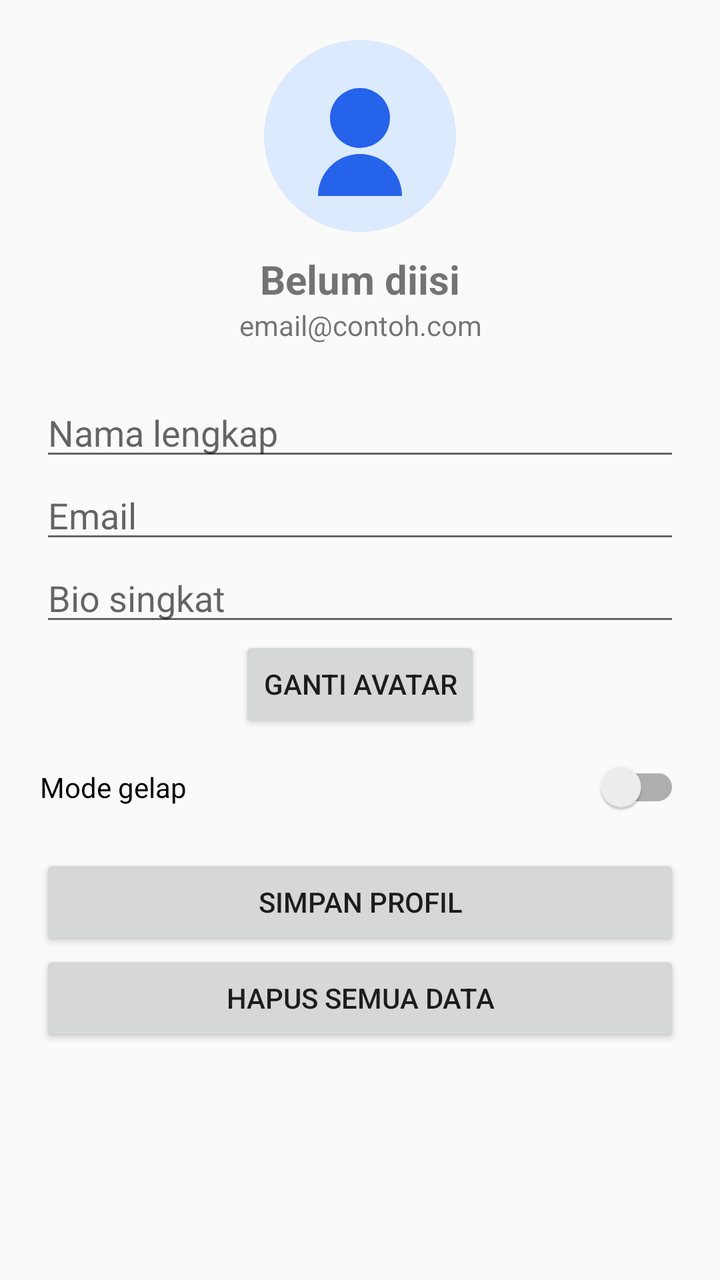
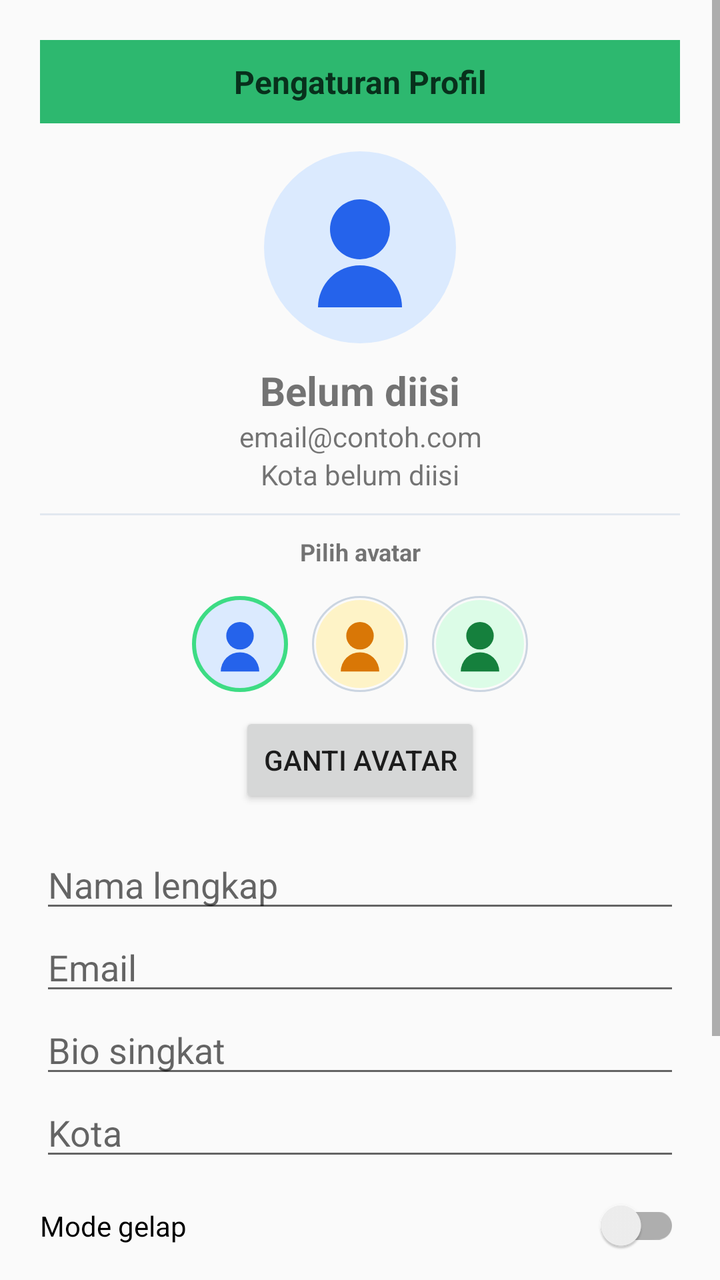

Screens rendered from an Android XML layout before and after an edit, with the pre-edit source and the edit as a unified diff.
<!-- AndroidManifest.xml: activity theme Theme.MyProfileApp -->
<!-- res/layout/activity_main.xml -->
<?xml version="1.0" encoding="utf-8"?>
<ScrollView xmlns:android="http://schemas.android.com/apk/res/android"
    android:id="@+id/layoutUtama"
    android:layout_width="match_parent"
    android:layout_height="match_parent"
    android:fillViewport="true">

    <LinearLayout
        android:layout_width="match_parent"
        android:layout_height="wrap_content"
        android:orientation="vertical"
        android:padding="20dp">

        <ImageView
            android:id="@+id/ivAvatar"
            android:layout_width="96dp"
            android:layout_height="96dp"
            android:layout_gravity="center_horizontal"
            android:contentDescription="@string/desc_avatar"
            android:src="@drawable/avatar_1" />

        <TextView
            android:id="@+id/tvNamaKartu"
            android:layout_width="match_parent"
            android:layout_height="wrap_content"
            android:layout_marginTop="10dp"
            android:gravity="center"
            android:text="@string/nama_default"
            android:textSize="20sp"
            android:textStyle="bold" />

        <TextView
            android:id="@+id/tvEmailKartu"
            android:layout_width="match_parent"
            android:layout_height="wrap_content"
            android:gravity="center"
            android:text="@string/email_default"
            android:textSize="14sp" />

        <EditText
            android:id="@+id/etNama"
            android:layout_width="match_parent"
            android:layout_height="wrap_content"
            android:layout_marginTop="22dp"
            android:hint="@string/label_nama"
            android:inputType="textPersonName" />

        <EditText
            android:id="@+id/etEmail"
            android:layout_width="match_parent"
            android:layout_height="wrap_content"
            android:hint="@string/label_email"
            android:inputType="textEmailAddress" />

        <EditText
            android:id="@+id/etBio"
            android:layout_width="match_parent"
            android:layout_height="wrap_content"
            android:hint="@string/label_bio"
            android:inputType="textMultiLine"
            android:maxLines="3" />

        <Button
            android:id="@+id/btnGantiAvatar"
            android:layout_width="wrap_content"
            android:layout_height="wrap_content"
            android:layout_gravity="center_horizontal"
            android:text="@string/btn_ganti_avatar" />

        <androidx.appcompat.widget.SwitchCompat
            android:id="@+id/swGelap"
            android:layout_width="match_parent"
            android:layout_height="wrap_content"
            android:layout_marginTop="14dp"
            android:text="@string/label_mode_gelap" />

        <Button
            android:id="@+id/btnSimpan"
            android:layout_width="match_parent"
            android:layout_height="wrap_content"
            android:layout_marginTop="20dp"
            android:text="@string/btn_simpan" />

        <Button
            android:id="@+id/btnReset"
            android:layout_width="match_parent"
            android:layout_height="wrap_content"
            android:text="@string/btn_reset" />
    </LinearLayout>
</ScrollView>
<!-- resources referenced by this layout -->
<resources>
  <!-- drawable avatar_1 (drawable) -->
  <?xml version="1.0" encoding="utf-8"?>
  <vector xmlns:android="http://schemas.android.com/apk/res/android"
      android:width="96dp"
      android:height="96dp"
      android:viewportWidth="64"
      android:viewportHeight="64">
  
      <path
          android:fillColor="#dbeafe"
          android:pathData="M32,32 m-32,0 a32,32 0 1,0 64,0 a32,32 0 1,0 -64,0" />
  
      <path
          android:fillColor="#2563eb"
          android:pathData="M22,26 a10,10 0 1,0 20,0 a10,10 0 1,0 -20,0" />
  
      <path
          android:fillColor="#2563eb"
          android:pathData="M18,52 a14,14 0 0,1 28,0 z" />
  </vector>
  <string name="btn_ganti_avatar">Ganti Avatar</string>
  <string name="btn_reset">Hapus Semua Data</string>
  <string name="btn_simpan">Simpan Profil</string>
  <string name="desc_avatar">Foto profil pengguna</string>
  <string name="email_default">email@contoh.com</string>
  <string name="label_bio">Bio singkat</string>
  <string name="label_email">Email</string>
  <string name="label_mode_gelap">Mode gelap</string>
  <string name="label_nama">Nama lengkap</string>
  <string name="nama_default">Belum diisi</string>
  <style name="Theme.MyProfileApp" parent="Theme.AppCompat.Light.NoActionBar" />
</resources>

<!-- the commit's change to res/layout/activity_main.xml (unified diff, before → after) -->
@@ -11,11 +11,26 @@
         android:orientation="vertical"
         android:padding="20dp">
 
+        
+        <TextView
+            android:id="@+id/tvAppBar"
+            android:layout_width="match_parent"
+            android:layout_height="wrap_content"
+            android:background="#2DB86F"
+            android:gravity="center"
+            android:padding="10dp"
+            android:text="@string/app_name"
+            android:textColor="#08301C"
+            android:textSize="16sp"
+            android:textStyle="bold" />
+
+        
         <ImageView
             android:id="@+id/ivAvatar"
             android:layout_width="96dp"
             android:layout_height="96dp"
             android:layout_gravity="center_horizontal"
+            android:layout_marginTop="14dp"
             android:contentDescription="@string/desc_avatar"
             android:src="@drawable/avatar_1" />
 
@@ -37,11 +52,83 @@
             android:text="@string/email_default"
             android:textSize="14sp" />
 
+        <TextView
+            android:id="@+id/tvKotaKartu"
+            android:layout_width="match_parent"
+            android:layout_height="wrap_content"
+            android:gravity="center"
+            android:text="@string/kota_default"
+            android:textSize="14sp" />
+
+        <View
+            android:layout_width="match_parent"
+            android:layout_height="1dp"
+            android:layout_marginTop="10dp"
+            android:background="#E2E8F0" />
+
+        
+        <TextView
+            android:id="@+id/tvLabelAvatar"
+            android:layout_width="match_parent"
+            android:layout_height="wrap_content"
+            android:layout_marginTop="10dp"
+            android:gravity="center"
+            android:text="@string/label_pilih_avatar"
+            android:textSize="12sp"
+            android:textStyle="bold" />
+
+        <LinearLayout
+            android:layout_width="match_parent"
+            android:layout_height="wrap_content"
+            android:layout_marginTop="8dp"
+            android:gravity="center"
+            android:orientation="horizontal">
+
+            <ImageView
+                android:id="@+id/ivAvatar1"
+                android:layout_width="48dp"
+                android:layout_height="48dp"
+                android:layout_margin="6dp"
+                android:background="@drawable/ring_avatar_selected"
+                android:contentDescription="@string/desc_avatar"
+                android:padding="2dp"
+                android:src="@drawable/avatar_1" />
+
+            <ImageView
+                android:id="@+id/ivAvatar2"
+                android:layout_width="48dp"
+                android:layout_height="48dp"
+                android:layout_margin="6dp"
+                android:background="@drawable/ring_avatar_normal"
+                android:contentDescription="@string/desc_avatar"
+                android:padding="2dp"
+                android:src="@drawable/avatar_2" />
+
+            <ImageView
+                android:id="@+id/ivAvatar3"
+                android:layout_width="48dp"
+                android:layout_height="48dp"
+                android:layout_margin="6dp"
+                android:background="@drawable/ring_avatar_normal"
+                android:contentDescription="@string/desc_avatar"
+                android:padding="2dp"
+                android:src="@drawable/avatar_3" />
+        </LinearLayout>
+
+        <Button
+            android:id="@+id/btnGantiAvatar"
+            android:layout_width="wrap_content"
+            android:layout_height="wrap_content"
+            android:layout_gravity="center_horizontal"
+            android:layout_marginTop="4dp"
+            android:text="@string/btn_ganti_avatar" />
+
+        
         <EditText
             android:id="@+id/etNama"
             android:layout_width="match_parent"
             android:layout_height="wrap_content"
-            android:layout_marginTop="22dp"
+            android:layout_marginTop="16dp"
             android:hint="@string/label_nama"
             android:inputType="textPersonName" />
 
@@ -60,13 +147,14 @@
             android:inputType="textMultiLine"
             android:maxLines="3" />
 
-        <Button
-            android:id="@+id/btnGantiAvatar"
-            android:layout_width="wrap_content"
+        <EditText
+            android:id="@+id/etKota"
+            android:layout_width="match_parent"
             android:layout_height="wrap_content"
-            android:layout_gravity="center_horizontal"
-            android:text="@string/btn_ganti_avatar" />
+            android:hint="@string/label_kota"
+            android:inputType="text" />
 
+        
         <androidx.appcompat.widget.SwitchCompat
             android:id="@+id/swGelap"
             android:layout_width="match_parent"
@@ -74,6 +162,7 @@
             android:layout_marginTop="14dp"
             android:text="@string/label_mode_gelap" />
 
+        
         <Button
             android:id="@+id/btnSimpan"
             android:layout_width="match_parent"
@@ -86,5 +175,13 @@
             android:layout_width="match_parent"
             android:layout_height="wrap_content"
             android:text="@string/btn_reset" />
+
+        <TextView
+            android:id="@+id/tvJumlahBuka"
+            android:layout_width="match_parent"
+            android:layout_height="wrap_content"
+            android:layout_marginTop="12dp"
+            android:gravity="center"
+            android:textSize="12sp" />
     </LinearLayout>
 </ScrollView>
<!-- resource entries referenced after the edit -->
@@ -20,15 +20,75 @@
           android:fillColor="#2563eb"
           android:pathData="M18,52 a14,14 0 0,1 28,0 z" />
   </vector>
+  <!-- drawable avatar_2 (drawable) -->
+  <?xml version="1.0" encoding="utf-8"?>
+  <vector xmlns:android="http://schemas.android.com/apk/res/android"
+      android:width="96dp"
+      android:height="96dp"
+      android:viewportWidth="64"
+      android:viewportHeight="64">
+  
+      <path
+          android:fillColor="#fef3c7"
+          android:pathData="M32,32 m-32,0 a32,32 0 1,0 64,0 a32,32 0 1,0 -64,0" />
+  
+      <path
+          android:fillColor="#d97706"
+          android:pathData="M22,26 a10,10 0 1,0 20,0 a10,10 0 1,0 -20,0" />
+  
+      <path
+          android:fillColor="#d97706"
+          android:pathData="M18,52 a14,14 0 0,1 28,0 z" />
+  </vector>
+  <!-- drawable avatar_3 (drawable) -->
+  <?xml version="1.0" encoding="utf-8"?>
+  <vector xmlns:android="http://schemas.android.com/apk/res/android"
+      android:width="96dp"
+      android:height="96dp"
+      android:viewportWidth="64"
+      android:viewportHeight="64">
+  
+      <path
+          android:fillColor="#dcfce7"
+          android:pathData="M32,32 m-32,0 a32,32 0 1,0 64,0 a32,32 0 1,0 -64,0" />
+  
+      <path
+          android:fillColor="#15803d"
+          android:pathData="M22,26 a10,10 0 1,0 20,0 a10,10 0 1,0 -20,0" />
+  
+      <path
+          android:fillColor="#15803d"
+          android:pathData="M18,52 a14,14 0 0,1 28,0 z" />
+  </vector>
+  <!-- drawable ring_avatar_normal (drawable) -->
+  <?xml version="1.0" encoding="utf-8"?>
+  <shape xmlns:android="http://schemas.android.com/apk/res/android"
+      android:shape="oval">
+      <stroke
+          android:width="1dp"
+          android:color="#CBD5E1" />
+  </shape>
+  <!-- drawable ring_avatar_selected (drawable) -->
+  <?xml version="1.0" encoding="utf-8"?>
+  <shape xmlns:android="http://schemas.android.com/apk/res/android"
+      android:shape="oval">
+      <stroke
+          android:width="3dp"
+          android:color="#3DDC84" />
+  </shape>
+  <string name="app_name">Pengaturan Profil</string>
   <string name="btn_ganti_avatar">Ganti Avatar</string>
   <string name="btn_reset">Hapus Semua Data</string>
   <string name="btn_simpan">Simpan Profil</string>
   <string name="desc_avatar">Foto profil pengguna</string>
   <string name="email_default">email@contoh.com</string>
+  <string name="kota_default">Kota belum diisi</string>
   <string name="label_bio">Bio singkat</string>
   <string name="label_email">Email</string>
+  <string name="label_kota">Kota</string>
   <string name="label_mode_gelap">Mode gelap</string>
   <string name="label_nama">Nama lengkap</string>
+  <string name="label_pilih_avatar">Pilih avatar</string>
   <string name="nama_default">Belum diisi</string>
   <style name="Theme.MyProfileApp" parent="Theme.AppCompat.Light.NoActionBar" />
 </resources>
